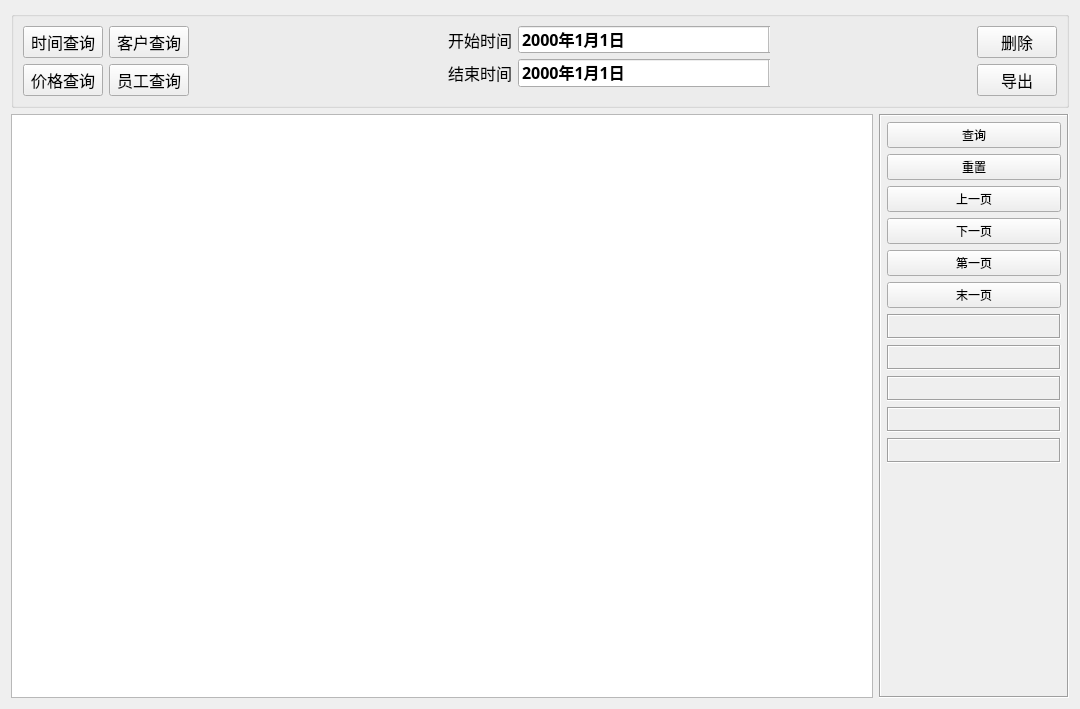
First picture: the form in payfrmdbpage.ui, repository Yzyqoung/Qt-hotelSystem, before the edit.
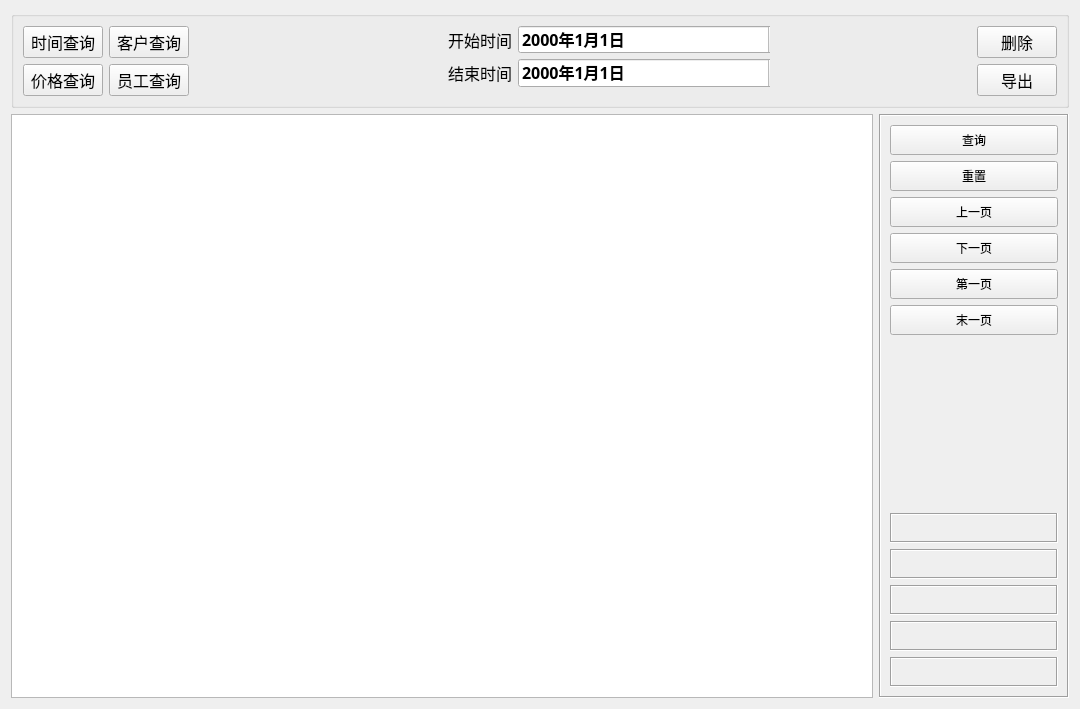
Second picture: the form after the edit. Icons and pictures are not drawn.

Diff of the .ui file:
```diff
--- a/payfrmdbpage.ui
+++ b/payfrmdbpage.ui
@@ -310,24 +310,18 @@
       <enum>QFrame::Sunken</enum>
      </property>
      <layout class="QVBoxLayout" name="verticalLayout">
-      <property name="leftMargin">
-       <number>6</number>
-      </property>
-      <property name="topMargin">
-       <number>6</number>
-      </property>
-      <property name="rightMargin">
-       <number>6</number>
-      </property>
-      <property name="bottomMargin">
-       <number>6</number>
-      </property>
       <item>
        <widget class="QPushButton" name="btnSelect">
+        <property name="sizePolicy">
+         <sizepolicy hsizetype="Minimum" vsizetype="Minimum">
+          <horstretch>0</horstretch>
+          <verstretch>0</verstretch>
+         </sizepolicy>
+        </property>
         <property name="minimumSize">
          <size>
-          <width>80</width>
-          <height>0</height>
+          <width>50</width>
+          <height>30</height>
          </size>
         </property>
         <property name="text">
@@ -336,7 +330,19 @@
        </widget>
       </item>
       <item>
-       <widget class="QPushButton" name="btnBack">
+       <widget class="QPushButton" name="btnback">
+        <property name="sizePolicy">
+         <sizepolicy hsizetype="Minimum" vsizetype="Minimum">
+          <horstretch>0</horstretch>
+          <verstretch>0</verstretch>
+         </sizepolicy>
+        </property>
+        <property name="minimumSize">
+         <size>
+          <width>50</width>
+          <height>30</height>
+         </size>
+        </property>
         <property name="text">
          <string>重置</string>
         </property>
@@ -344,10 +350,16 @@
       </item>
       <item>
        <widget class="QPushButton" name="btnPreVious">
+        <property name="sizePolicy">
+         <sizepolicy hsizetype="Minimum" vsizetype="Minimum">
+          <horstretch>0</horstretch>
+          <verstretch>0</verstretch>
+         </sizepolicy>
+        </property>
         <property name="minimumSize">
          <size>
           <width>50</width>
-          <height>0</height>
+          <height>30</height>
          </size>
         </property>
         <property name="text">
@@ -363,10 +375,16 @@
       </item>
       <item>
        <widget class="QPushButton" name="btnNext">
+        <property name="sizePolicy">
+         <sizepolicy hsizetype="Minimum" vsizetype="Minimum">
+          <horstretch>0</horstretch>
+          <verstretch>0</verstretch>
+         </sizepolicy>
+        </property>
         <property name="minimumSize">
          <size>
           <width>50</width>
-          <height>0</height>
+          <height>30</height>
          </size>
         </property>
         <property name="text">
@@ -382,10 +400,16 @@
       </item>
       <item>
        <widget class="QPushButton" name="btnFirst">
+        <property name="sizePolicy">
+         <sizepolicy hsizetype="Minimum" vsizetype="Minimum">
+          <horstretch>0</horstretch>
+          <verstretch>0</verstretch>
+         </sizepolicy>
+        </property>
         <property name="minimumSize">
          <size>
           <width>50</width>
-          <height>0</height>
+          <height>30</height>
          </size>
         </property>
         <property name="text">
@@ -401,10 +425,16 @@
       </item>
       <item>
        <widget class="QPushButton" name="btnLast">
+        <property name="sizePolicy">
+         <sizepolicy hsizetype="Minimum" vsizetype="Minimum">
+          <horstretch>0</horstretch>
+          <verstretch>0</verstretch>
+         </sizepolicy>
+        </property>
         <property name="minimumSize">
          <size>
           <width>50</width>
-          <height>0</height>
+          <height>30</height>
          </size>
         </property>
         <property name="text">
@@ -418,116 +448,6 @@
         </property>
        </widget>
       </item>
-      <item>
-       <widget class="QLabel" name="labPageTotal">
-        <property name="minimumSize">
-         <size>
-          <width>0</width>
-          <height>25</height>
-         </size>
-        </property>
-        <property name="frameShape">
-         <enum>QFrame::Box</enum>
-        </property>
-        <property name="frameShadow">
-         <enum>QFrame::Sunken</enum>
-        </property>
-        <property name="text">
-         <string/>
-        </property>
-        <property name="alignment">
-         <set>Qt::AlignCenter</set>
-        </property>
-       </widget>
-      </item>
-      <item>
-       <widget class="QLabel" name="labRecordsTotal">
-        <property name="minimumSize">
-         <size>
-          <width>0</width>
-          <height>25</height>
-         </size>
-        </property>
-        <property name="frameShape">
-         <enum>QFrame::Box</enum>
-        </property>
-        <property name="frameShadow">
-         <enum>QFrame::Sunken</enum>
-        </property>
-        <property name="text">
-         <string/>
-        </property>
-        <property name="alignment">
-         <set>Qt::AlignCenter</set>
-        </property>
-       </widget>
-      </item>
-      <item>
-       <widget class="QLabel" name="labPageCurrent">
-        <property name="minimumSize">
-         <size>
-          <width>0</width>
-          <height>25</height>
-         </size>
-        </property>
-        <property name="frameShape">
-         <enum>QFrame::Box</enum>
-        </property>
-        <property name="frameShadow">
-         <enum>QFrame::Sunken</enum>
-        </property>
-        <property name="text">
-         <string/>
-        </property>
-        <property name="alignment">
-         <set>Qt::AlignCenter</set>
-        </property>
-       </widget>
-      </item>
-      <item>
-       <widget class="QLabel" name="labRecordsPerpage">
-        <property name="minimumSize">
-         <size>
-          <width>0</width>
-          <height>25</height>
-         </size>
-        </property>
-        <property name="frameShape">
-         <enum>QFrame::Box</enum>
-        </property>
-        <property name="frameShadow">
-         <enum>QFrame::Sunken</enum>
-        </property>
-        <property name="text">
-         <string/>
-        </property>
-        <property name="alignment">
-         <set>Qt::AlignCenter</set>
-        </property>
-       </widget>
-      </item>
-      <item>
-       <widget class="QLabel" name="labSelectTime">
-        <property name="minimumSize">
-         <size>
-          <width>0</width>
-          <height>25</height>
-         </size>
-        </property>
-        <property name="frameShape">
-         <enum>QFrame::Box</enum>
-        </property>
-        <property name="frameShadow">
-         <enum>QFrame::Sunken</enum>
-        </property>
-        <property name="text">
-         <string/>
-        </property>
-        <property name="alignment">
-         <set>Qt::AlignCenter</set>
-        </property>
-       </widget>
-      </item>
       <item>
        <spacer name="verticalSpacer">
         <property name="orientation">
@@ -536,11 +456,151 @@
         <property name="sizeHint" stdset="0">
          <size>
           <width>20</width>
-          <height>40</height>
+          <height>155</height>
          </size>
         </property>
        </spacer>
       </item>
+      <item>
+       <widget class="QLabel" name="labPageTotal">
+        <property name="sizePolicy">
+         <sizepolicy hsizetype="Minimum" vsizetype="Minimum">
+          <horstretch>0</horstretch>
+          <verstretch>0</verstretch>
+         </sizepolicy>
+        </property>
+        <property name="minimumSize">
+         <size>
+          <width>50</width>
+          <height>30</height>
+         </size>
+        </property>
+        <property name="frameShape">
+         <enum>QFrame::Box</enum>
+        </property>
+        <property name="frameShadow">
+         <enum>QFrame::Sunken</enum>
+        </property>
+        <property name="text">
+         <string/>
+        </property>
+        <property name="alignment">
+         <set>Qt::AlignCenter</set>
+        </property>
+       </widget>
+      </item>
+      <item>
+       <widget class="QLabel" name="labRecordsTotal">
+        <property name="sizePolicy">
+         <sizepolicy hsizetype="Minimum" vsizetype="Minimum">
+          <horstretch>0</horstretch>
+          <verstretch>0</verstretch>
+         </sizepolicy>
+        </property>
+        <property name="minimumSize">
+         <size>
+          <width>50</width>
+          <height>30</height>
+         </size>
+        </property>
+        <property name="frameShape">
+         <enum>QFrame::Box</enum>
+        </property>
+        <property name="frameShadow">
+         <enum>QFrame::Sunken</enum>
+        </property>
+        <property name="text">
+         <string/>
+        </property>
+        <property name="alignment">
+         <set>Qt::AlignCenter</set>
+        </property>
+       </widget>
+      </item>
+      <item>
+       <widget class="QLabel" name="labPageCurrent">
+        <property name="sizePolicy">
+         <sizepolicy hsizetype="Minimum" vsizetype="Minimum">
+          <horstretch>0</horstretch>
+          <verstretch>0</verstretch>
+         </sizepolicy>
+        </property>
+        <property name="minimumSize">
+         <size>
+          <width>50</width>
+          <height>30</height>
+         </size>
+        </property>
+        <property name="frameShape">
+         <enum>QFrame::Box</enum>
+        </property>
+        <property name="frameShadow">
+         <enum>QFrame::Sunken</enum>
+        </property>
+        <property name="text">
+         <string/>
+        </property>
+        <property name="alignment">
+         <set>Qt::AlignCenter</set>
+        </property>
+       </widget>
+      </item>
+      <item>
+       <widget class="QLabel" name="labRecordsPerpage">
+        <property name="sizePolicy">
+         <sizepolicy hsizetype="Minimum" vsizetype="Minimum">
+          <horstretch>0</horstretch>
+          <verstretch>0</verstretch>
+         </sizepolicy>
+        </property>
+        <property name="minimumSize">
+         <size>
+          <width>50</width>
+          <height>30</height>
+         </size>
+        </property>
+        <property name="frameShape">
+         <enum>QFrame::Box</enum>
+        </property>
+        <property name="frameShadow">
+         <enum>QFrame::Sunken</enum>
+        </property>
+        <property name="text">
+         <string/>
+        </property>
+        <property name="alignment">
+         <set>Qt::AlignCenter</set>
+        </property>
+       </widget>
+      </item>
+      <item>
+       <widget class="QLabel" name="labSelectTime">
+        <property name="sizePolicy">
+         <sizepolicy hsizetype="Minimum" vsizetype="Minimum">
+          <horstretch>0</horstretch>
+          <verstretch>0</verstretch>
+         </sizepolicy>
+        </property>
+        <property name="minimumSize">
+         <size>
+          <width>50</width>
+          <height>30</height>
+         </size>
+        </property>
+        <property name="frameShape">
+         <enum>QFrame::Box</enum>
+        </property>
+        <property name="frameShadow">
+         <enum>QFrame::Sunken</enum>
+        </property>
+        <property name="text">
+         <string/>
+        </property>
+        <property name="alignment">
+         <set>Qt::AlignCenter</set>
+        </property>
+       </widget>
+      </item>
      </layout>
     </widget>
    </item>
```
